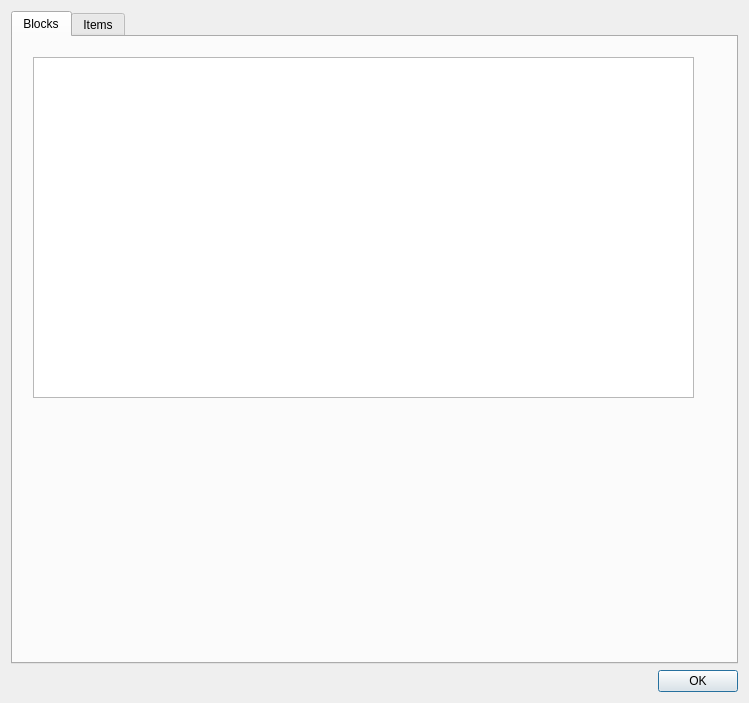
mcedit/mcedit2, file src/mcedit2/ui/configure_blocks_dialog.ui: the form before one commit.
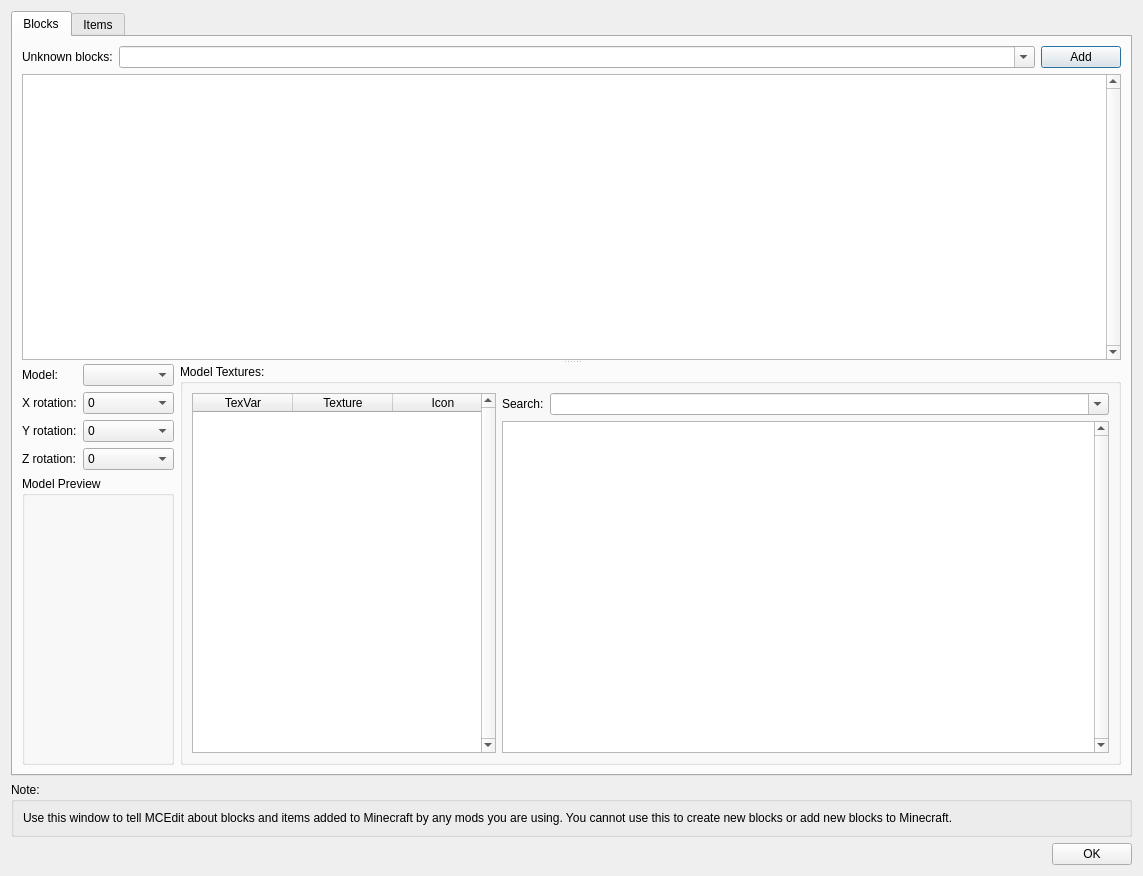
The form after the commit.

Commit message:
Rough draft of configure blocks/items dialog.
Allows adding unknown blocks detected via FML mapping, configuring their vital stats and assigning models and textures.
This data is currently unused by EditorSession, but is loaded from and saved to a config file

Diff of the .ui file:
```diff
--- a/src/mcedit2/ui/configure_blocks_dialog.ui
+++ b/src/mcedit2/ui/configure_blocks_dialog.ui
@@ -6,8 +6,8 @@
    <rect>
     <x>0</x>
     <y>0</y>
-    <width>749</width>
-    <height>703</height>
+    <width>1143</width>
+    <height>876</height>
    </rect>
   </property>
   <property name="windowTitle">
@@ -23,16 +23,322 @@
       <attribute name="title">
        <string>Blocks</string>
       </attribute>
-      <widget class="QTreeView" name="blocksView">
-       <property name="geometry">
-        <rect>
-         <x>20</x>
-         <y>20</y>
-         <width>661</width>
-         <height>341</height>
-        </rect>
-       </property>
-      </widget>
+      <layout class="QHBoxLayout" name="horizontalLayout_10">
+       <item>
+        <widget class="QSplitter" name="splitter">
+         <property name="orientation">
+          <enum>Qt::Vertical</enum>
+         </property>
+         <property name="childrenCollapsible">
+          <bool>false</bool>
+         </property>
+         <widget class="QWidget" name="">
+          <layout class="QVBoxLayout" name="verticalLayout_2">
+           <item>
+            <layout class="QHBoxLayout" name="horizontalLayout_2">
+             <item>
+              <widget class="QLabel" name="label">
+               <property name="text">
+                <string>Unknown blocks:</string>
+               </property>
+              </widget>
+             </item>
+             <item>
+              <widget class="QComboBox" name="internalNameBox">
+               <property name="sizePolicy">
+                <sizepolicy hsizetype="Expanding" vsizetype="Fixed">
+                 <horstretch>0</horstretch>
+                 <verstretch>0</verstretch>
+                </sizepolicy>
+               </property>
+               <property name="editable">
+                <bool>true</bool>
+               </property>
+              </widget>
+             </item>
+             <item>
+              <widget class="QPushButton" name="addBlockButton">
+               <property name="text">
+                <string>Add</string>
+               </property>
+              </widget>
+             </item>
+            </layout>
+           </item>
+           <item>
+            <widget class="QTreeView" name="blocksView">
+             <property name="verticalScrollBarPolicy">
+              <enum>Qt::ScrollBarAlwaysOn</enum>
+             </property>
+            </widget>
+           </item>
+          </layout>
+         </widget>
+         <widget class="QWidget" name="">
+          <layout class="QHBoxLayout" name="horizontalLayout_7">
+           <item>
+            <layout class="QFormLayout" name="formLayout">
+             <property name="fieldGrowthPolicy">
+              <enum>QFormLayout::AllNonFixedFieldsGrow</enum>
+             </property>
+             <item row="0" column="0">
+              <widget class="QLabel" name="label_2">
+               <property name="text">
+                <string>Model:</string>
+               </property>
+              </widget>
+             </item>
+             <item row="0" column="1">
+              <widget class="QComboBox" name="modelNameBox">
+               <property name="editable">
+                <bool>false</bool>
+               </property>
+               <property name="insertPolicy">
+                <enum>QComboBox::NoInsert</enum>
+               </property>
+              </widget>
+             </item>
+             <item row="1" column="0">
+              <widget class="QLabel" name="label_3">
+               <property name="text">
+                <string>X rotation:</string>
+               </property>
+              </widget>
+             </item>
+             <item row="1" column="1">
+              <widget class="QComboBox" name="xRotationBox">
+               <item>
+                <property name="text">
+                 <string>0</string>
+                </property>
+               </item>
+               <item>
+                <property name="text">
+                 <string>90</string>
+                </property>
+               </item>
+               <item>
+                <property name="text">
+                 <string>180</string>
+                </property>
+               </item>
+               <item>
+                <property name="text">
+                 <string>270</string>
+                </property>
+               </item>
+              </widget>
+             </item>
+             <item row="2" column="0">
+              <widget class="QLabel" name="label_4">
+               <property name="text">
+                <string>Y rotation:</string>
+               </property>
+              </widget>
+             </item>
+             <item row="2" column="1">
+              <widget class="QComboBox" name="yRotationBox">
+               <item>
+                <property name="text">
+                 <string>0</string>
+                </property>
+               </item>
+               <item>
+                <property name="text">
+                 <string>90</string>
+                </property>
+               </item>
+               <item>
+                <property name="text">
+                 <string>180</string>
+                </property>
+               </item>
+               <item>
+                <property name="text">
+                 <string>270</string>
+                </property>
+               </item>
+              </widget>
+             </item>
+             <item row="3" column="0">
+              <widget class="QLabel" name="label_5">
+               <property name="text">
+                <string>Z rotation:</string>
+               </property>
+              </widget>
+             </item>
+             <item row="3" column="1">
+              <widget class="QComboBox" name="zRotationBox">
+               <item>
+                <property name="text">
+                 <string>0</string>
+                </property>
+               </item>
+               <item>
+                <property name="text">
+                 <string>90</string>
+                </property>
+               </item>
+               <item>
+                <property name="text">
+                 <string>180</string>
+                </property>
+               </item>
+               <item>
+                <property name="text">
+                 <string>270</string>
+                </property>
+               </item>
+              </widget>
+             </item>
+             <item row="4" column="0" colspan="2">
+              <widget class="QGroupBox" name="groupBox_3">
+               <property name="sizePolicy">
+                <sizepolicy hsizetype="Preferred" vsizetype="Expanding">
+                 <horstretch>0</horstretch>
+                 <verstretch>1</verstretch>
+                </sizepolicy>
+               </property>
+               <property name="title">
+                <string>Model Preview</string>
+               </property>
+               <layout class="QHBoxLayout" name="horizontalLayout_6">
+                <item>
+                 <widget class="QWidget" name="modelPreviewWidget" native="true">
+                  <property name="minimumSize">
+                   <size>
+                    <width>128</width>
+                    <height>128</height>
+                   </size>
+                  </property>
+                 </widget>
+                </item>
+               </layout>
+              </widget>
+             </item>
+            </layout>
+           </item>
+           <item>
+            <widget class="QGroupBox" name="groupBox">
+             <property name="title">
+              <string>Model Textures:</string>
+             </property>
+             <layout class="QHBoxLayout" name="horizontalLayout_9" stretch="1,2">
+              <item>
+               <widget class="QTableWidget" name="modelTexturesTable">
+                <property name="verticalScrollBarPolicy">
+                 <enum>Qt::ScrollBarAlwaysOn</enum>
+                </property>
+                <property name="horizontalScrollBarPolicy">
+                 <enum>Qt::ScrollBarAlwaysOff</enum>
+                </property>
+                <property name="selectionMode">
+                 <enum>QAbstractItemView::SingleSelection</enum>
+                </property>
+                <property name="selectionBehavior">
+                 <enum>QAbstractItemView::SelectRows</enum>
+                </property>
+                <attribute name="horizontalHeaderHighlightSections">
+                 <bool>false</bool>
+                </attribute>
+                <attribute name="verticalHeaderVisible">
+                 <bool>false</bool>
+                </attribute>
+                <column>
+                 <property name="text">
+                  <string>TexVar</string>
+                 </property>
+                </column>
+                <column>
+                 <property name="text">
+                  <string>Texture</string>
+                 </property>
+                </column>
+                <column>
+                 <property name="text">
+                  <string>Icon</string>
+                 </property>
+                </column>
+               </widget>
+              </item>
+              <item>
+               <layout class="QVBoxLayout" name="verticalLayout_3">
+                <item>
+                 <layout class="QHBoxLayout" name="horizontalLayout_3">
+                  <item>
+                   <widget class="QLabel" name="label_11">
+                    <property name="text">
+                     <string>Search:</string>
+                    </property>
+                   </widget>
+                  </item>
+                  <item>
+                   <widget class="QComboBox" name="textureSearchBox">
+                    <property name="sizePolicy">
+                     <sizepolicy hsizetype="Expanding" vsizetype="Fixed">
+                      <horstretch>0</horstretch>
+                      <verstretch>0</verstretch>
+                     </sizepolicy>
+                    </property>
+                    <property name="editable">
+                     <bool>true</bool>
+                    </property>
+                    <property name="insertPolicy">
+                     <enum>QComboBox::NoInsert</enum>
+                    </property>
+                   </widget>
+                  </item>
+                 </layout>
+                </item>
+                <item>
+                 <widget class="QListWidget" name="textureList">
+                  <property name="font">
+                   <font>
+                    <pointsize>8</pointsize>
+                   </font>
+                  </property>
+                  <property name="verticalScrollBarPolicy">
+                   <enum>Qt::ScrollBarAlwaysOn</enum>
+                  </property>
+                  <property name="horizontalScrollBarPolicy">
+                   <enum>Qt::ScrollBarAlwaysOff</enum>
+                  </property>
+                  <property name="iconSize">
+                   <size>
+                    <width>48</width>
+                    <height>48</height>
+                   </size>
+                  </property>
+                  <property name="movement">
+                   <enum>QListView::Static</enum>
+                  </property>
+                  <property name="resizeMode">
+                   <enum>QListView::Adjust</enum>
+                  </property>
+                  <property name="gridSize">
+                   <size>
+                    <width>100</width>
+                    <height>64</height>
+                   </size>
+                  </property>
+                  <property name="viewMode">
+                   <enum>QListView::IconMode</enum>
+                  </property>
+                  <property name="uniformItemSizes">
+                   <bool>true</bool>
+                  </property>
+                 </widget>
+                </item>
+               </layout>
+              </item>
+             </layout>
+            </widget>
+           </item>
+          </layout>
+         </widget>
+        </widget>
+       </item>
+      </layout>
      </widget>
      <widget class="QWidget" name="itemsTab">
       <attribute name="title">
@@ -41,6 +347,22 @@
      </widget>
     </widget>
    </item>
+   <item>
+    <widget class="QGroupBox" name="groupBox_6">
+     <property name="title">
+      <string>Note:</string>
+     </property>
+     <layout class="QVBoxLayout" name="verticalLayout_6">
+      <item>
+       <widget class="QLabel" name="label_18">
+        <property name="text">
+         <string>Use this window to tell MCEdit about blocks and items added to Minecraft by any mods you are using. You cannot use this to create new blocks or add new blocks to Minecraft.</string>
+        </property>
+       </widget>
+      </item>
+     </layout>
+    </widget>
+   </item>
    <item>
     <layout class="QHBoxLayout" name="horizontalLayout">
      <item>
```
Left out of the diff: 3 changed lines with no effect on the pictures. The commit also changes 3 other files.
